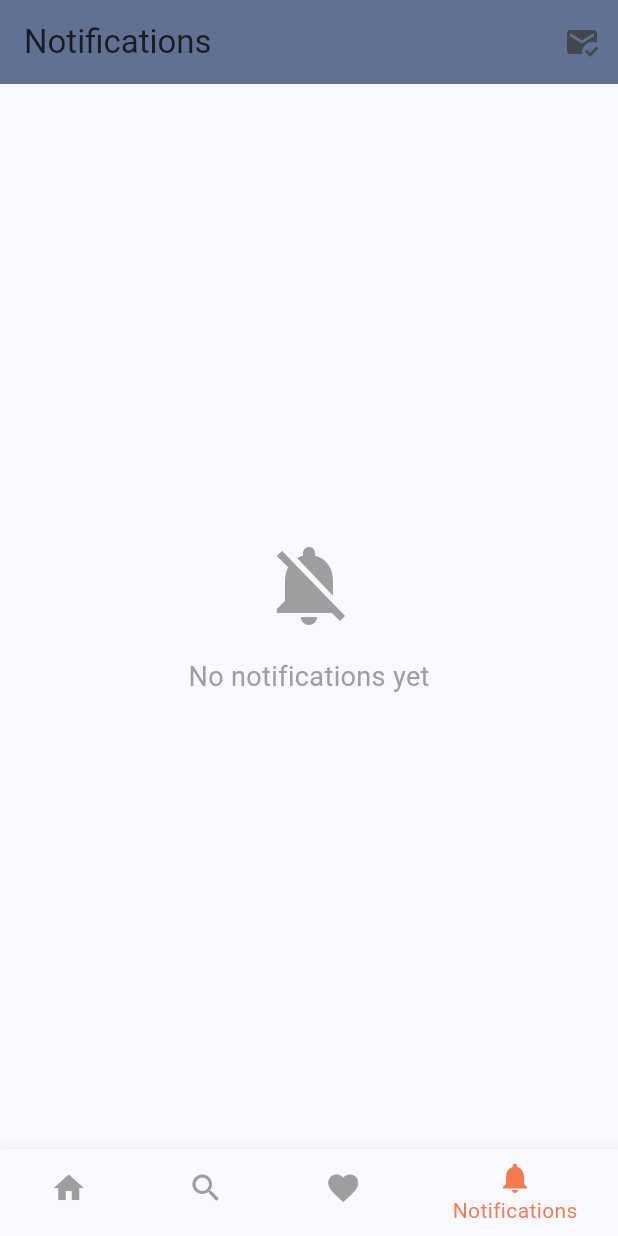
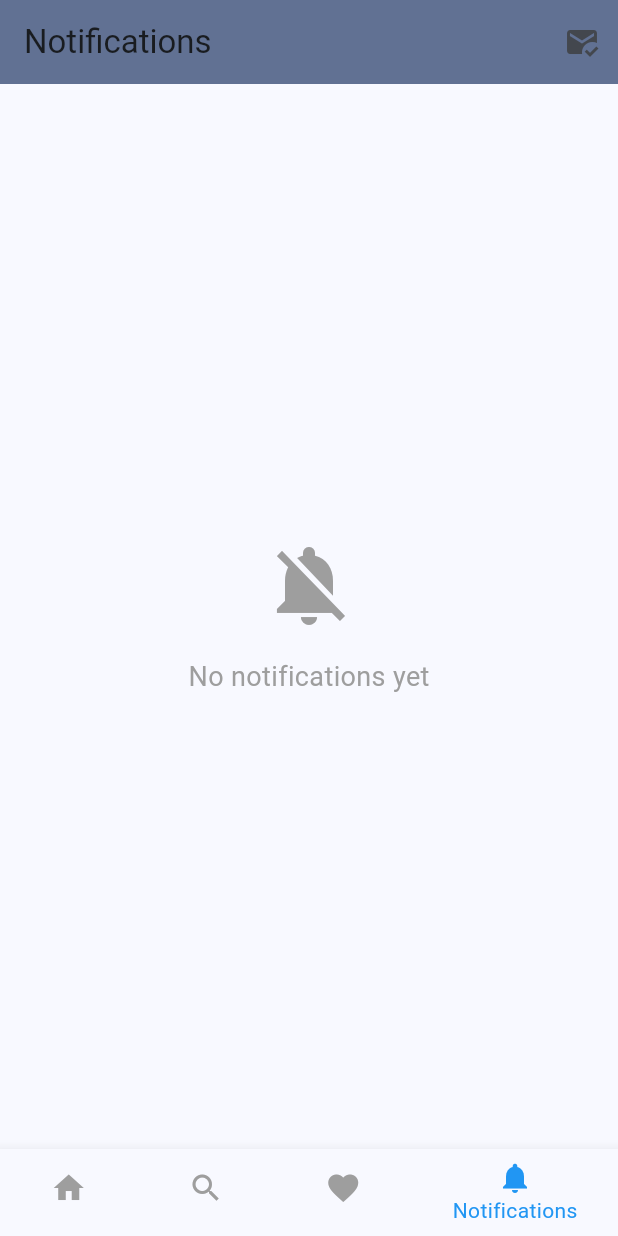
Before and after one commit to MORISON-K/smartspace, a Flutter app: the BuyerHomeScreen screen opened directly, item 4 of the bottom bar chosen, on a phone screen of 412 x 824 dp. Run offline on Flutter 3.47's test engine with Material 3 defaults, Android fonts, the phone set to English and light mode, and no system bars; our stand-ins replace cloud_firestore, file_picker, firebase_auth, firebase_core, firebase_messaging, firebase_storage and 3 more; missing offline and left inert: syncfusion_flutter_pdfviewer; accounts and stored records are empty.

Commit message:
Update buyers home screen

```diff
--- a/lib/buyer/buyer_home_screen.dart
+++ b/lib/buyer/buyer_home_screen.dart
@@ -20,25 +20,31 @@ class _BuyerHomeScreenState extends State<BuyerHomeScreen> {
     });
   }
 
-  final List _pages = [HomeScreenContent(), SearchScreen(), FavoriteScreen(), NotificationsScreen()];
+
+  // ✅ Getter for pages instead of late final
+  List<Widget> get _pages => [
+        const HomeScreenContent(),
+        const SearchScreen(),
+        const FavoriteScreen(),
+        const NotificationsScreen(),
+      ];
+
 
   @override
   Widget build(BuildContext context) {
     return Scaffold(
-
       body: _pages[_selectedPage],
-
       bottomNavigationBar: BottomNavigationBar(
-        selectedItemColor: const Color.fromARGB(203, 243, 89, 33),
+        selectedItemColor: Colors.blue,
         unselectedItemColor: Colors.grey,
-
         currentIndex: _selectedPage,
         onTap: _navigationBottomBar,
-        items: [
+        items: const [
           BottomNavigationBarItem(icon: Icon(Icons.home), label: 'Home'),
           BottomNavigationBarItem(icon: Icon(Icons.search), label: 'Search'),
           BottomNavigationBarItem(icon: Icon(Icons.favorite), label: 'Saved'),
-          BottomNavigationBarItem(icon: Icon(Icons.notifications), label: 'Notifications'),
+          BottomNavigationBarItem(
+              icon: Icon(Icons.notifications), label: 'Notifications'),
         ],
       ),
     );
```
